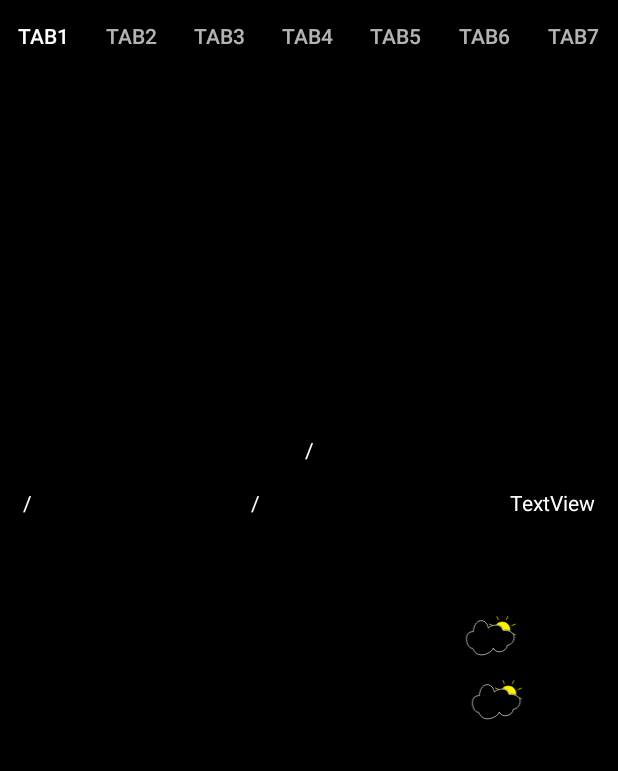
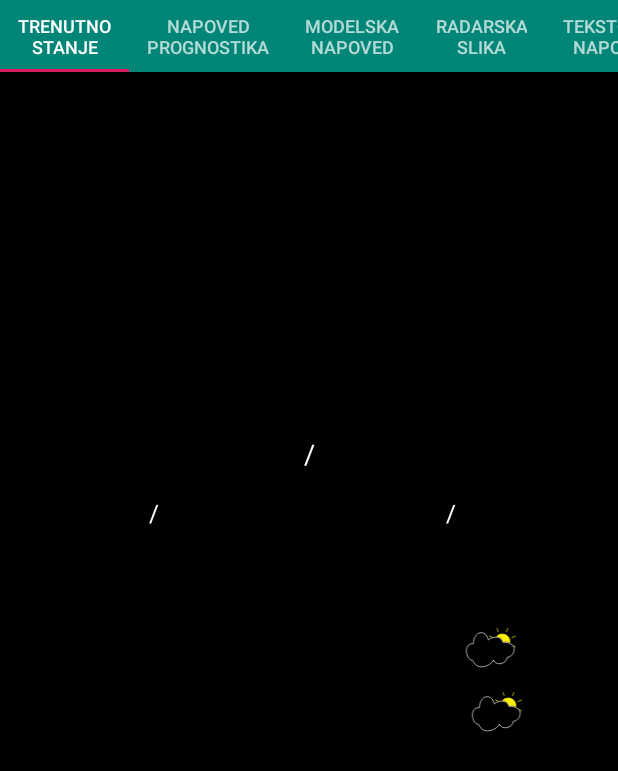
Before and after one commit to MateiiK/Vreme, an Android app: the screen it shows after launch (MainActivity), on a phone screen of 412 x 824 dp. Shown: the top 771 px of the screen. Run offline under Robolectric (Android 15) with nearby library versions, the phone set to English and light mode, and no system bars.

Commit message:
modified:   .idea/caches/gradle_models.ser 	new file:   .idea/render.experimental.xml 	modified:   mobile/src/main/java/matekgames/com/vreme/Dan.java 	modified:   mobile/src/main/java/matekgames/com/vreme/MainActivity.java 	modified:   mobile/src/main/java/matekgames/com/vreme/Tab1Fragment.java 	modified:   mobile/src/main/java/matekgames/com/vreme/Tab2Fragment.java 	modified:   mobile/src/main/java/matekgames/com/vreme/Tab3Fragment.java 	modified:   mobile/src/main/java/matekgames/com/vreme/Tab7Fragment.java 	new file:   mobile/src/main/java/matekgames/com/vreme/Tab8Fragment.java 	modified:   mobile/src/main/java/matekgames/com/vreme/view/NotesAdapter.java 	modified:   mobile/src/main/res/layout/activity_main.xml 	modified:   mobile/src/main/res/layout/modelska_napoved.xml 	renamed:    mobile/src/main/res/layout/vreme_napoved.xml -> mobile/src/main/res/layout/napoved_prognostika.xml 	modified:   mobile/src/main/res/layout/radarska_slika.xml 	new file:   mobile/src/main/res/layout/spinner_item.xml 	modified:   mobile/src/main/res/layout/vreme_tekst.xml 	modified:   mobile/src/main/res/layout/vreme_trenutno.xml 	modified:   mobile/src/main/res/values/styles.xml

```diff
--- a/mobile/src/main/java/matekgames/com/vreme/Dan.java
+++ b/mobile/src/main/java/matekgames/com/vreme/Dan.java
@@ -1,7 +1,7 @@
 package matekgames.com.vreme;
 
 public class Dan {
-
+    public final static String Postaje_danVTednu="danVTednu";  // name of employee
     String datum;
     String delDneva;
     int icon;
--- a/mobile/src/main/java/matekgames/com/vreme/MainActivity.java
+++ b/mobile/src/main/java/matekgames/com/vreme/MainActivity.java
@@ -7,7 +7,6 @@ import android.support.v7.app.AppCompatActivity;
 import android.util.Log;
 
 public class MainActivity extends AppCompatActivity {
-//Napoved napoved;
 
 
     private static final String TAG = "MainActivity";
@@ -19,9 +18,6 @@ public class MainActivity extends AppCompatActivity {
         super.onCreate(savedInstanceState);
         setContentView(R.layout.activity_main);
         Log.d(TAG, "onCreate: Starting");
-
-//        napoved = new Napoved(getApplicationContext());
-
 
         mSectionsPageAdapter = new SectionsPageAdapter(getSupportFragmentManager());
 
@@ -35,15 +31,16 @@ public class MainActivity extends AppCompatActivity {
 
     private void setupViewPager(ViewPager viewPager) {
         SectionsPageAdapter adapter = new SectionsPageAdapter(getSupportFragmentManager());
-        adapter.addFragment(new Tab1Fragment(), "Tab1");
-        adapter.addFragment(new Tab2Fragment(), "Tab2");
-        adapter.addFragment(new Tab3Fragment(), "Tab3");
-        adapter.addFragment(new Tab4Fragment(), "Tab4");
-        adapter.addFragment(new Tab5Fragment(), "Tab5");
-        adapter.addFragment(new Tab6Fragment(), "Tab6");
-        adapter.addFragment(new Tab7Fragment(),"Tab7");
+        adapter.addFragment(new Tab1Fragment(), "Trenutno\nstanje");
+        adapter.addFragment(new Tab2Fragment(), "Napoved\nprognostika");
+        adapter.addFragment(new Tab3Fragment(), "Modelska\nnapoved");
+        adapter.addFragment(new Tab4Fragment(), "Radarska\nslika");
+//        adapter.addFragment(new Tab5Fragment(), "Tab5");
+//        adapter.addFragment(new Tab6Fragment(), "Tab6");
+//        adapter.addFragment(new Tab7Fragment(), "Tab7");
+        adapter.addFragment(new Tab8Fragment(), "Tekstovna\nNapoved");
         viewPager.setAdapter(adapter);
-        int limit = (mSectionsPageAdapter.getCount() > 1 ? mSectionsPageAdapter.getCount() - 1 : 2);
+        int limit = (mSectionsPageAdapter.getCount() > 1 ? mSectionsPageAdapter.getCount() - 1 : 3);
         mViewPager.setOffscreenPageLimit(limit);
 
 
--- a/mobile/src/main/java/matekgames/com/vreme/Tab3Fragment.java
+++ b/mobile/src/main/java/matekgames/com/vreme/Tab3Fragment.java
@@ -8,12 +8,10 @@ import android.util.Log;
 import android.view.LayoutInflater;
 import android.view.View;
 import android.view.ViewGroup;
-import android.widget.AdapterView;
 import android.widget.ArrayAdapter;
 import android.widget.ImageView;
 import android.widget.Spinner;
 import android.widget.TextView;
-import android.widget.Toast;
 
 import org.xmlpull.v1.XmlPullParser;
 import org.xmlpull.v1.XmlPullParserException;
@@ -36,7 +34,7 @@ public class Tab3Fragment extends Fragment {
     Integer count =0;
     Spinner spin;
 
-    String[] bankNames={"Bela krajina","Bovška","Dolenjska","Gorenjska","Goriška","Kočevska","Koroška","Ljubljana in okolica","Notranjska","Obala","Podravje","Pomurje","Savinjska","Spodnje Posavje","Zgornjesavska"};
+    String[] pokrajine={"Bela krajina","Bovška","Dolenjska","Gorenjska","Goriška","Kočevska","Koroška","Ljubljana in okolica","Notranjska","Obala","Podravje","Pomurje","Savinjska","Spodnje Posavje","Zgornjesavska"};
 
     private static final String TAG = "Tab3Fragment";
 
@@ -79,9 +77,10 @@ public class Tab3Fragment extends Fragment {
         ShowIt();
 
 //        spin.setOnItemSelectedListener();
-
-        ArrayAdapter aa = new ArrayAdapter(this.getActivity(),android.R.layout.simple_spinner_item,bankNames);
-        aa.setDropDownViewResource(android.R.layout.simple_spinner_dropdown_item);
+        ArrayAdapter aa = new ArrayAdapter(this.getActivity(),R.layout.spinner_item,pokrajine);
+        aa.setDropDownViewResource(R.layout.spinner_item);
+//        ArrayAdapter aa = new ArrayAdapter(this.getActivity(),android.R.layout.simple_spinner_item,pokrajine);
+//        aa.setDropDownViewResource(android.R.layout.simple_spinner_dropdown_item);
 //Setting the ArrayAdapter data on the Spinner
         spin.setAdapter(aa);
 
@@ -238,19 +237,26 @@ public class Tab3Fragment extends Fragment {
 
     private int Ikona(String ikona) {
         int resId;
-        if (ikona.equals("jasno")) {
+        switch (ikona) {
+            case "":
+                return 0;
+            case "jasno":
                 resId = getResources().getIdentifier("ic_jasno", "drawable", getActivity().getPackageName());
                 return resId;
-        } else if (ikona.equals("delno oblačno")){
+            case "delno oblačno":
                 resId = getResources().getIdentifier("ic_delno_oblacno", "drawable", getActivity().getPackageName());
                 return resId;
-        }else if (ikona.equals("pretežno oblačno") || (ikona.equals("zmerno oblačno"))){
+            case "pretežno oblačno":
+            case "zmerno oblačno":
                 resId = getResources().getIdentifier("ic_zmerno_oblacno", "drawable", getActivity().getPackageName());
                 return resId;
-        }else if (ikona.equals("oblačno")){
+            case "oblačno":
                 resId = getResources().getIdentifier("ic_oblacno", "drawable", getActivity().getPackageName());
                 return resId;
-        }else {
+            case "pretežno jasno":
+                resId = getResources().getIdentifier("ic_pretezno_jasno","drawable",getActivity().getPackageName());
+                return resId;
+            default:
                 resId = getResources().getIdentifier("ic_pretezno_jasno_noc", "drawable", getActivity().getPackageName());
                 return resId;
         }
--- a/mobile/src/main/java/matekgames/com/vreme/Tab7Fragment.java
+++ b/mobile/src/main/java/matekgames/com/vreme/Tab7Fragment.java
@@ -6,11 +6,11 @@ import android.support.annotation.NonNull;
 import android.support.annotation.Nullable;
 import android.support.design.widget.CoordinatorLayout;
 import android.support.design.widget.FloatingActionButton;
-import android.support.v4.app.Fragment;
 import android.support.v7.app.AlertDialog;
 import android.support.v7.widget.DefaultItemAnimator;
 import android.support.v7.widget.LinearLayoutManager;
 import android.support.v7.widget.RecyclerView;
+import android.support.v4.app.Fragment;
 import android.text.TextUtils;
 import android.view.LayoutInflater;
 import android.view.View;
--- a/mobile/src/main/java/matekgames/com/vreme/view/NotesAdapter.java
+++ b/mobile/src/main/java/matekgames/com/vreme/view/NotesAdapter.java
@@ -78,9 +78,7 @@ public class NotesAdapter extends RecyclerView.Adapter<NotesAdapter.MyViewHolder
             SimpleDateFormat fmtOut = new SimpleDateFormat("MMM d");
             return fmtOut.format(date);
         } catch (ParseException e) {
-
         }
-
         return "";
     }
 }
--- a/mobile/src/main/res/layout/activity_main.xml
+++ b/mobile/src/main/res/layout/activity_main.xml
@@ -12,14 +12,16 @@
         android:id="@+id/appbar"
         android:layout_width="match_parent"
         android:layout_height="wrap_content"
-        android:theme="@style/AppTheme.AppBarOverlay">
+        android:theme="@style/AppTheme.AppBarOverlay"
+        android:gravity="center_vertical"
+        app:layout_collapseMode="pin"
+        app:layout_scrollFlags="scroll|enterAlways">
 
         <!--<android.support.v7.widget.Toolbar-->
             <!--android:id="@+id/toolbar"-->
             <!--android:layout_width="match_parent"-->
-            <!--android:layout_height="?attr/actionBarSize"-->
+	        <!--android:layout_height="wrap_content"-->
             <!--android:layout_weight="1"-->
-            <!--android:background="?attr/colorPrimary"-->
             <!--app:layout_scrollFlags="scroll|enterAlways"-->
             <!--app:popupTheme="@style/AppTheme.PopupOverlay"-->
             <!--app:title="@string/app_name">-->
@@ -27,6 +29,9 @@
         <!--</android.support.v7.widget.Toolbar>-->
 
         <android.support.design.widget.TabLayout
+	        app:tabMaxWidth="0dp"
+	        app:tabGravity="fill"
+	        app:tabMode="scrollable"
             android:id="@+id/tabs"
             android:layout_width="match_parent"
             android:layout_height="wrap_content">
--- a/mobile/src/main/res/layout/radarska_slika.xml
+++ b/mobile/src/main/res/layout/radarska_slika.xml
@@ -3,7 +3,7 @@
 	xmlns:app="http://schemas.android.com/apk/res-auto"
 	android:layout_width="match_parent"
 	android:layout_height="match_parent"
-	android:background="@color/crna">
+	style="@style/Crna">
 
 	<WebView
 		android:id="@+id/radarska"
--- a/mobile/src/main/res/layout/vreme_trenutno.xml
+++ b/mobile/src/main/res/layout/vreme_trenutno.xml
@@ -2,12 +2,13 @@
 <android.support.constraint.ConstraintLayout xmlns:android="http://schemas.android.com/apk/res/android"
 	xmlns:app="http://schemas.android.com/apk/res-auto"
 	xmlns:tools="http://schemas.android.com/tools"
+	style="@style/Crna"
 	android:layout_width="match_parent"
-	android:layout_height="match_parent"
-	android:background="@color/crna">
+	android:layout_height="match_parent">
 
 	<TextView
 		android:id="@+id/regija"
+		style="@style/Crna"
 		android:layout_width="wrap_content"
 		android:layout_height="wrap_content"
 		android:layout_marginTop="8dp"
@@ -21,6 +22,7 @@
 
 	<TextView
 		android:id="@+id/datum"
+		style="@style/Crna"
 		android:layout_width="wrap_content"
 		android:layout_height="wrap_content"
 		android:layout_below="@+id/regija"
@@ -34,6 +36,7 @@
 
 	<TextView
 		android:id="@+id/temp"
+		style="@style/Crna"
 		android:layout_width="wrap_content"
 		android:layout_height="wrap_content"
 		android:layout_below="@+id/datum"
@@ -48,6 +51,7 @@
 
 	<TextView
 		android:id="@+id/stanjeOb"
+		style="@style/Crna"
 		android:layout_width="wrap_content"
 		android:layout_height="wrap_content"
 		android:layout_marginStart="8dp"
@@ -60,6 +64,7 @@
 
 	<ImageView
 		android:id="@+id/trenutno_ikona"
+		style="@style/Crna"
 		android:layout_width="wrap_content"
 		android:layout_height="wrap_content"
 		android:layout_marginStart="8dp"
@@ -85,10 +90,12 @@
 
 	<TextView
 		android:id="@+id/vlaga"
+		style="@style/Crna"
 		android:layout_width="wrap_content"
 		android:layout_height="wrap_content"
 		android:layout_marginTop="20dp"
 		android:text="/"
+		android:textSize="18sp"
 		app:layout_constraintEnd_toEndOf="parent"
 		app:layout_constraintStart_toStartOf="parent"
 		app:layout_constraintTop_toBottomOf="@+id/temp"
@@ -96,40 +103,48 @@
 
 	<TextView
 		android:id="@+id/veter"
+		style="@style/Crna"
 		android:layout_width="wrap_content"
 		android:layout_height="wrap_content"
-		android:layout_marginStart="15dp"
+		android:layout_marginStart="20dp"
 		android:layout_marginTop="16dp"
+		android:layout_marginEnd="20dp"
 		android:text="/"
+		android:textSize="16sp"
+		app:layout_constraintEnd_toStartOf="@+id/guideline"
 		app:layout_constraintStart_toStartOf="parent"
 		app:layout_constraintTop_toBottomOf="@+id/vlaga"
 		tools:text="Veter: 5m/s" />
 
 	<TextView
 		android:id="@+id/veterSunek"
+		style="@style/Crna"
 		android:layout_width="wrap_content"
-		android:layout_height="wrap_content"
-		android:layout_marginStart="25dp"
-		android:layout_marginEnd="25dp"
+		android:layout_height="0dp"
+		android:layout_marginStart="20dp"
+		android:layout_marginEnd="20dp"
 		android:text="/"
+		android:textSize="16sp"
 		app:layout_constraintBottom_toBottomOf="@+id/veter"
 		app:layout_constraintEnd_toStartOf="@+id/veterSmer"
-		app:layout_constraintStart_toStartOf="parent"
+		app:layout_constraintStart_toStartOf="@+id/guideline"
 		app:layout_constraintTop_toTopOf="@+id/veter"
+		app:layout_constraintVertical_bias="0.0"
 		tools:text="Sunek: 15m/s" />
 
 	<TextView
 		android:id="@+id/veterSmer"
+		style="@style/Crna"
 		android:layout_width="wrap_content"
 		android:layout_height="wrap_content"
 		android:layout_marginEnd="15dp"
-		android:text="TextView"
 		app:layout_constraintBottom_toBottomOf="@+id/veter"
 		app:layout_constraintEnd_toEndOf="parent"
 		app:layout_constraintTop_toTopOf="@+id/veter"
 		app:layout_constraintVertical_bias="0.0" />
 
 	<android.support.v4.widget.NestedScrollView
+		style="@style/Crna"
 		android:layout_width="wrap_content"
 		android:layout_height="0dp"
 		android:layout_marginStart="8dp"
@@ -144,11 +159,13 @@
 		app:layout_constraintVertical_bias="1.0">
 
 		<android.support.constraint.ConstraintLayout
+			style="@style/Crna"
 			android:layout_width="match_parent"
 			android:layout_height="match_parent">
 
 			<ImageView
 				android:id="@+id/dan1_ikona"
+				style="@style/Crna"
 				android:layout_width="wrap_content"
 				android:layout_height="0dp"
 				android:layout_marginStart="8dp"
@@ -161,6 +178,7 @@
 
 			<ImageView
 				android:id="@+id/dan2_ikona"
+				style="@style/Crna"
 				android:layout_width="wrap_content"
 				android:layout_height="0dp"
 				android:layout_marginStart="8dp"
@@ -173,6 +191,7 @@
 
 			<TextView
 				android:id="@+id/dan12"
+				style="@style/Crna"
 				android:layout_width="80dp"
 				android:layout_height="0dp"
 				android:layout_marginStart="20dp"
@@ -186,6 +205,7 @@
 
 			<TextView
 				android:id="@+id/dan22"
+				style="@style/Crna"
 				android:layout_width="80dp"
 				android:layout_height="0dp"
 				android:layout_marginStart="20dp"
@@ -199,6 +219,7 @@
 
 			<TextView
 				android:id="@+id/dan2"
+				style="@style/Crna"
 				android:layout_width="156sp"
 				android:layout_height="wrap_content"
 				android:layout_margin="15sp"
@@ -211,6 +232,7 @@
 
 			<TextView
 				android:id="@+id/dan1"
+				style="@style/Crna"
 				android:layout_width="156sp"
 				android:layout_height="wrap_content"
 				android:layout_margin="15sp"
@@ -223,5 +245,12 @@
 		</android.support.constraint.ConstraintLayout>
 	</android.support.v4.widget.NestedScrollView>
 
+	<android.support.constraint.Guideline
+		android:id="@+id/guideline"
+		android:layout_width="wrap_content"
+		android:layout_height="wrap_content"
+		android:orientation="vertical"
+		app:layout_constraintGuide_begin="205dp" />
+
 
 </android.support.constraint.ConstraintLayout>
--- a/mobile/src/main/res/values/styles.xml
+++ b/mobile/src/main/res/values/styles.xml
@@ -6,6 +6,9 @@
         <item name="colorPrimary">@color/colorPrimary</item>
         <item name="colorPrimaryDark">@color/colorPrimaryDark</item>
         <item name="colorAccent">@color/colorAccent</item>
+    </style>
+
+    <style name="Crna">
         <item name="android:textColor">#FFF</item>
         <item name="android:background">#000</item>
     </style>
```
Also changed, not shown: mobile/src/main/java/matekgames/com/vreme/Tab1Fragment.java (+50 -22 lines), mobile/src/main/java/matekgames/com/vreme/Tab2Fragment.java (+44 -26 lines), mobile/src/main/java/matekgames/com/vreme/Tab8Fragment.java (added, +48 -0 lines), mobile/src/main/res/layout/modelska_napoved.xml (+28 -7 lines), mobile/src/main/res/layout/napoved_prognostika.xml (renamed from mobile/src/main/res/layout/vreme_napoved.xml, +27 -4 lines), mobile/src/main/res/layout/spinner_item.xml (added, +11 -0 lines), mobile/src/main/res/layout/vreme_tekst.xml (+30 -1 lines). Lines whose indentation alone changed are shown as unchanged.
